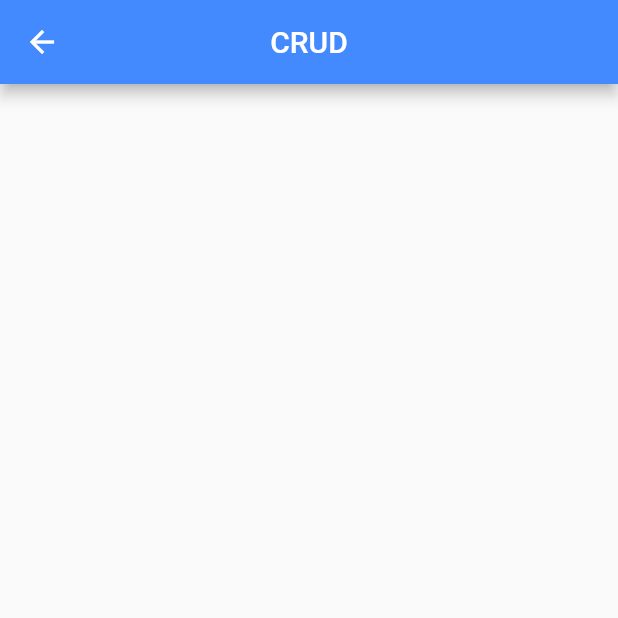
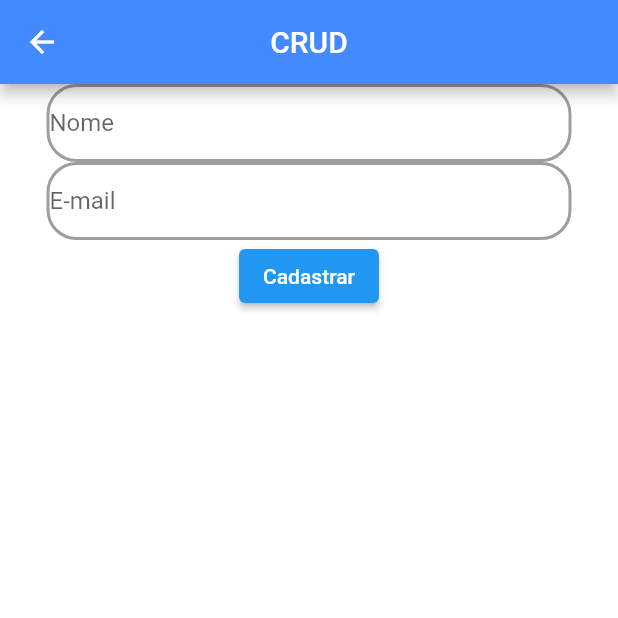
Before and after one commit to gui1andre/CRUD-Flutter-Getx, a Flutter app: the CadastrarPessoa screen opened by its route, on a phone screen of 412 x 824 dp, the top half of it. Run offline on Flutter 3.47's test engine with Material 2 defaults, Android fonts, the phone set to English and light mode, and no system bars; our stand-ins replace get.

Commit message:
inserção dos campos de cadastro

```diff
--- a/lib/screens/add_pessoa.dart
+++ b/lib/screens/add_pessoa.dart
@@ -11,7 +11,39 @@ class CadastrarPessoa extends StatelessWidget {
         centerTitle: true,
         title: Text('CRUD'),
       ),
-      body: Container(),
+      body: Container(
+        width: double.infinity,
+        height: double.infinity,
+        decoration: BoxDecoration(color: Colors.white),
+        child: Column(
+          children: [
+            Container(
+              width: 350,
+              decoration: BoxDecoration(
+                  border: Border.all(color: Colors.grey, width: 2),
+                  borderRadius: BorderRadius.circular(20)),
+              child: TextFormField(
+                decoration: InputDecoration(
+                  border: InputBorder.none,
+                  hintText: 'Nome',
+                ),
+              ),
+            ),Container(
+              width: 350,
+              decoration: BoxDecoration(
+                  border: Border.all(color: Colors.grey, width: 2),
+                  borderRadius: BorderRadius.circular(20)),
+              child: TextFormField(
+                decoration: InputDecoration(
+                  border: InputBorder.none,
+                  hintText: 'E-mail',
+                ),
+              ),
+            ),
+            ElevatedButton(onPressed: () {}, child: Text('Cadastrar'))
+          ],
+        ),
+      ),
     );
   }
 }
```
